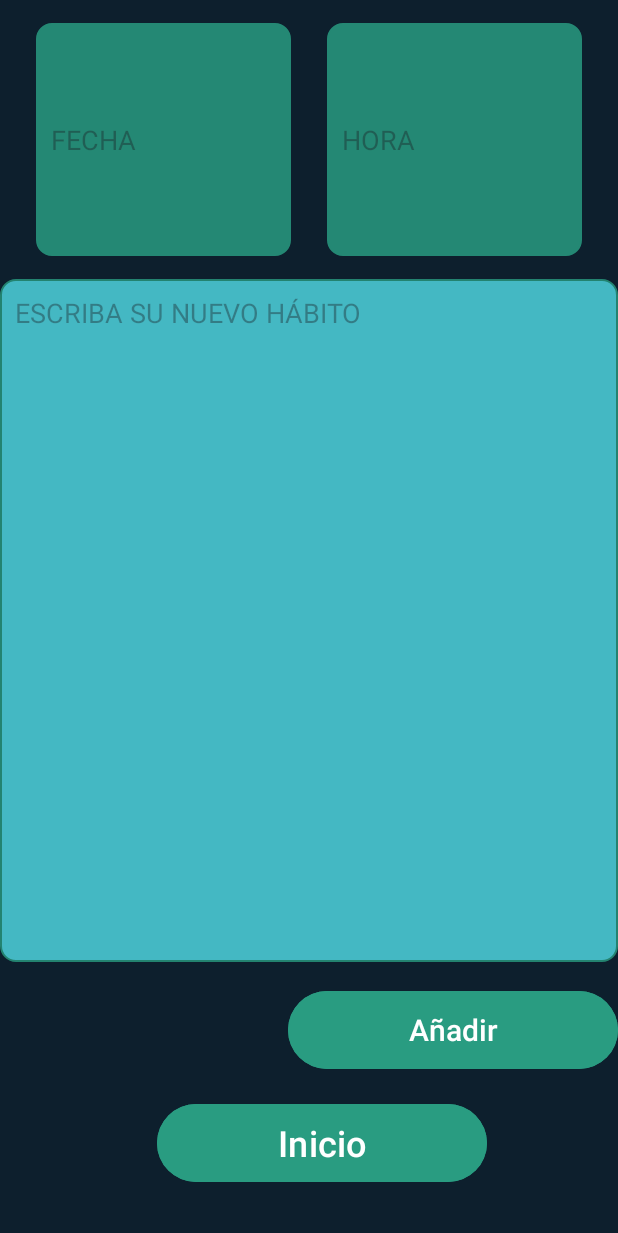
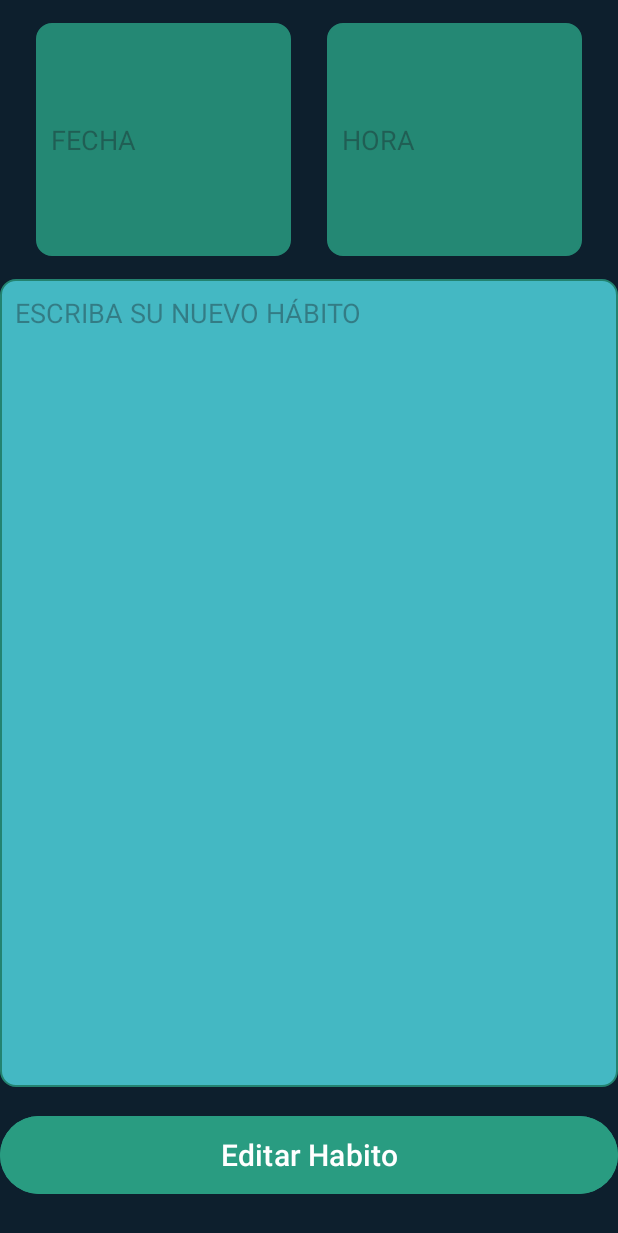
Before and after one commit to CocodriloAsesino/AplicacionHabitos, an Android app: the EditarHabito screen opened directly, with no data from a screen before it, on a phone screen of 412 x 824 dp. Shown: the top 1233 px of the screen. Run offline under Robolectric (Android 15) with nearby library versions, the phone set to English and light mode, and no system bars; 4 statements that could not run were skipped.

Commit message:
Quitado boton inicio en la vista "Editar Habito"

```diff
--- a/app/src/main/res/layout/activity_editar_habito.xml
+++ b/app/src/main/res/layout/activity_editar_habito.xml
@@ -25,43 +25,20 @@
         app:layout_constraintStart_toStartOf="parent"
         app:layout_constraintTop_toTopOf="parent" />
 
-    <Button
-        android:id="@+id/Inicio"
-        android:layout_width="220dp"
-        android:layout_height="60dp"
-        android:layout_marginBottom="32dp"
-        android:backgroundTint="#299C81"
-        android:foreground="@color/white"
-        android:foregroundTint="#00FFFFFF"
-        android:text="Inicio"
-        android:textAlignment="center"
-        android:textColor="#FFFFFF"
-        android:textColorHighlight="#FFFFFF"
-        android:textColorHint="#FFFFFF"
-        android:textColorLink="@color/white"
-        android:textSize="24sp"
-        android:textStyle="normal"
-        app:layout_constraintBottom_toBottomOf="parent"
-        app:layout_constraintEnd_toEndOf="parent"
-        app:layout_constraintHorizontal_bias="0.544"
-        app:layout_constraintStart_toStartOf="parent"
-        tools:ignore="MissingConstraints" />
-
 
     <Button
         android:id="@+id/addHabito"
-        android:layout_width="220dp"
+        android:layout_width="0dp"
         android:layout_height="60dp"
-        android:layout_marginBottom="15dp"
+        android:layout_marginBottom="24dp"
         android:backgroundTint="#299C81"
         android:foreground="@color/white"
         android:foregroundTint="#00299C81"
-        android:text="Añadir"
+        android:text="Editar Habito"
         android:textColor="#ffffff"
         android:textSize="20sp"
-        app:layout_constraintBottom_toTopOf="@+id/Inicio"
+        app:layout_constraintBottom_toBottomOf="parent"
         app:layout_constraintEnd_toEndOf="parent"
-        app:layout_constraintHorizontal_bias="1.0"
         app:layout_constraintStart_toStartOf="parent" />
 
     <EditText
```
